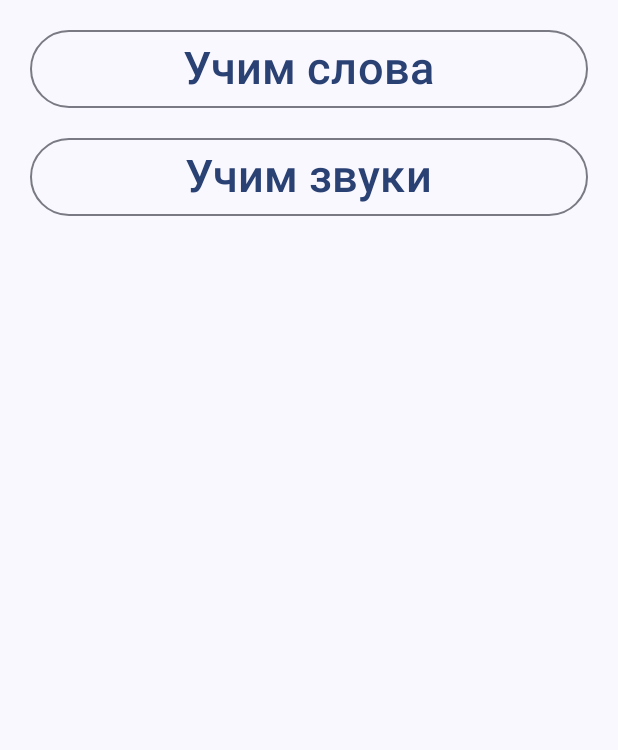
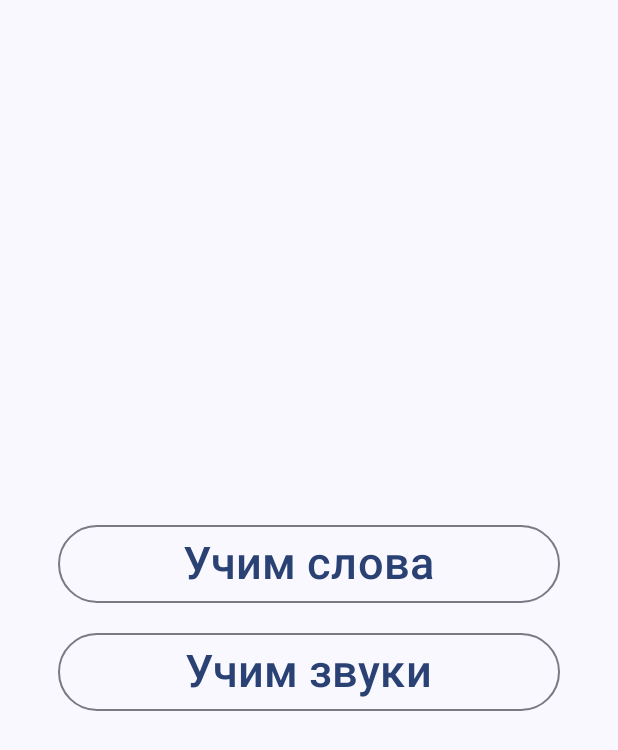
Before and after one commit to hurricup/android-cards, an Android app built with Jetpack Compose: the screen it shows after launch (MainActivity), on a phone screen of 412 x 824 dp. Shown: the top 750 px of the screen. Run offline under Robolectric (Android 15) with nearby library versions, the phone set to English and light mode, and no system bars.

Commit message:
Centered content and reduced the size to fit in both orientations

```diff
--- a/app/src/main/java/com/hurricup/cards/MainActivity.kt
+++ b/app/src/main/java/com/hurricup/cards/MainActivity.kt
@@ -5,6 +5,7 @@ import android.os.Bundle
 import androidx.activity.ComponentActivity
 import androidx.activity.compose.setContent
 import androidx.activity.enableEdgeToEdge
+import androidx.compose.foundation.layout.Arrangement
 import androidx.compose.foundation.layout.Column
 import androidx.compose.foundation.layout.fillMaxSize
 import androidx.compose.foundation.layout.fillMaxWidth
@@ -14,6 +15,7 @@ import androidx.compose.material3.Scaffold
 import androidx.compose.material3.Text
 import androidx.compose.material3.TextButton
 import androidx.compose.runtime.Composable
+import androidx.compose.ui.Alignment
 import androidx.compose.ui.Modifier
 import androidx.compose.ui.text.style.TextAlign
 import androidx.compose.ui.unit.dp
@@ -46,13 +48,19 @@ fun Questionaries(
     questionaries: List<Questionary>,
     modifier: Modifier = Modifier
 ) {
-    Column(modifier = modifier.padding(10.dp)) {
+    Column(
+        horizontalAlignment = Alignment.CenterHorizontally,
+        verticalArrangement = Arrangement.Center,
+        modifier = Modifier
+            .padding(10.dp)
+            .fillMaxSize(1f)
+    ) {
         for (questionary in questionaries) {
             TextButton(
                 border = ButtonDefaults.outlinedButtonBorder,
                 modifier = Modifier
                     .padding(10.dp)
-                    .fillMaxWidth(1f),
+                    .fillMaxWidth(0.9f),
                 onClick = {
                     Intent(mainActivity, QuestionaryActivity::class.java).also {
                         questionary.passWith(it)
@@ -62,7 +70,6 @@ fun Questionaries(
             ) {
                 Text(
                     text = questionary.title,
-                    modifier = modifier,
                     textAlign = TextAlign.Left,
                     fontSize = 30.sp
                 )
```
